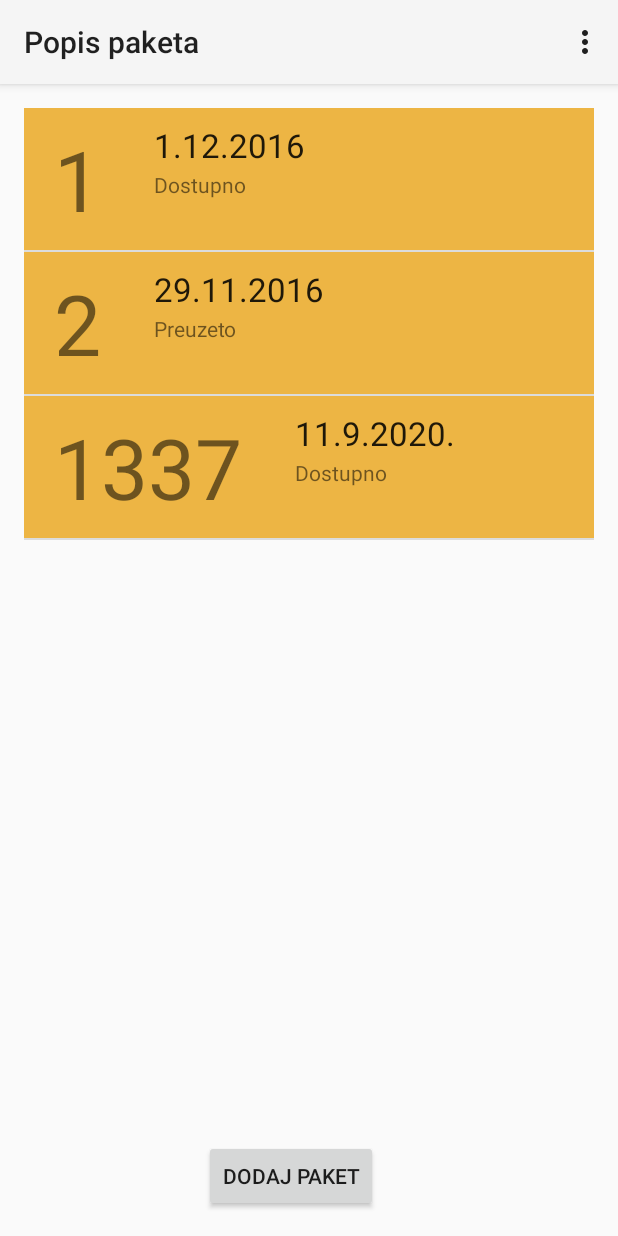
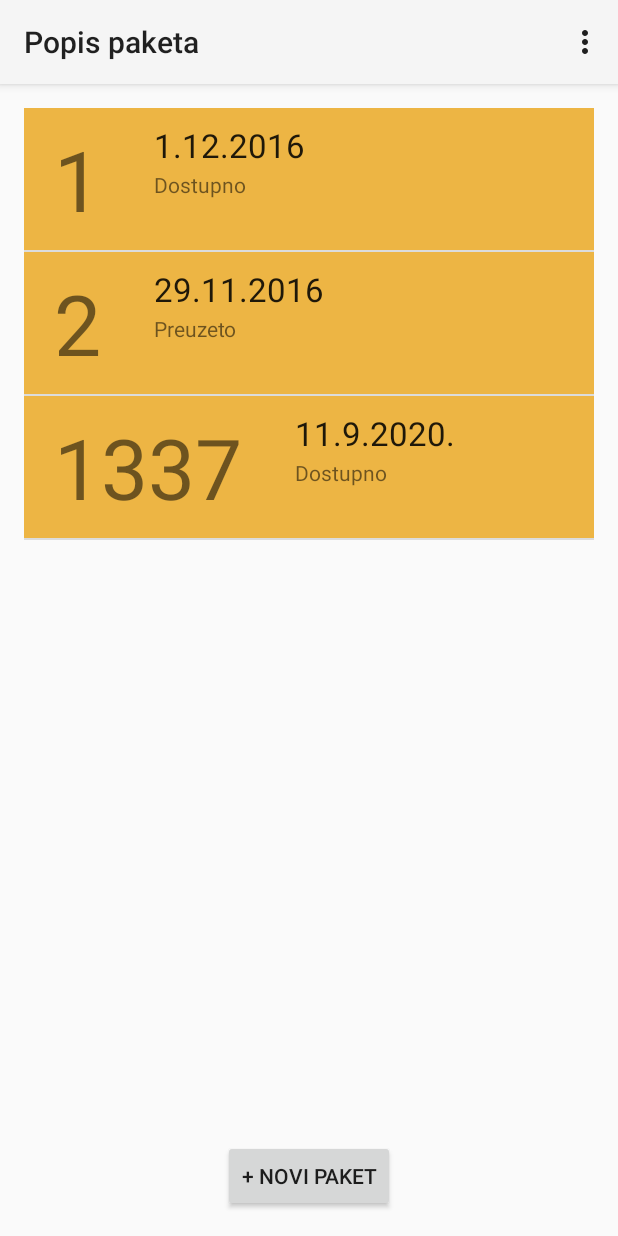
Before and after one commit to valkrhlan/FoodDonor, an Android app: the DonorPopisPaketa screen opened directly, with no data from a screen before it, on a phone screen of 412 x 824 dp. Run offline under Robolectric (Android 15) with nearby library versions, the phone set to English and light mode, and no system bars; our stand-ins replace ButterKnife.

Commit message:
[REVIZIJA  v1.0] Promjenjenja struktura fragmenta DonorPopisPaketa. Maknut je gumb koji bi trebao otvarati fragment DonorNoviPaket sa activity-a. Adapter sada puni hardkodiran element ListView unutar XML-a fragmenta, budući da fragment DonorPopisPaketa više nije "ListFragment".

```diff
--- a/FoodDonor/app/src/main/java/com/coky/app/MainActivity.java
+++ b/FoodDonor/app/src/main/java/com/coky/app/MainActivity.java
@@ -111,6 +111,7 @@ public class MainActivity extends AppCompatActivity implements WsDataLoadedListe
             SharedPreferences prefs = PreferenceManager.getDefaultSharedPreferences(getApplicationContext());
             SharedPreferences.Editor editor = prefs.edit();
             editor.putInt("tipKorisnika", tip);
+            editor.putString("emailKorisnika", editEmail.getText().toString());
             editor.apply();
             Intent intent = new Intent(MainActivity.this, PopisPaketa.class);
             startActivity(intent);
--- a/FoodDonor/app/src/main/java/com/coky/app/PopisPaketa.java
+++ b/FoodDonor/app/src/main/java/com/coky/app/PopisPaketa.java
@@ -33,8 +33,8 @@ public class PopisPaketa extends AppCompatActivity {
     FragmentTransaction fragmentTransaction1, fragmentTransaction2, fragmentTransaction3;
     Fragment popisPaketa, noviPaket;
 
-    @BindView(R.id.btnNoviPaket)
-    Button buttonNoviPaket;
+   /* @BindView(R.id.btnNoviPaket)
+    Button buttonNoviPaket;*/
 
 
     @Override
@@ -55,7 +55,7 @@ public class PopisPaketa extends AppCompatActivity {
     }
 
 
-    @OnClick(R.id.btnNoviPaket)
+    /*@OnClick(R.id.btnNoviPaket)
     public void btnNoviPaketClick(View view){
         buttonNoviPaket.setVisibility(view.GONE);
         noviPaket = fragmentManager.findFragmentByTag("noviPaket");
@@ -66,7 +66,7 @@ public class PopisPaketa extends AppCompatActivity {
         fragmentTransaction2.replace(R.id.activity_popis_paketa, noviPaket, "noviPaket");
         fragmentTransaction2.commit();
 
-    }
+    }*/
 
     @Override
     public boolean onCreateOptionsMenu(Menu menu) {
@@ -103,7 +103,7 @@ public class PopisPaketa extends AppCompatActivity {
     }
 
   public void postaviVidljivost(){
-      buttonNoviPaket.setVisibility(findViewById(R.id.btnNoviPaket).VISIBLE);
+     // buttonNoviPaket.setVisibility(findViewById(R.id.btnNoviPaket).VISIBLE);
   }
 
 }
--- a/FoodDonor/app/src/main/java/com/coky/app/fragments/DonorNoviPaket.java
+++ b/FoodDonor/app/src/main/java/com/coky/app/fragments/DonorNoviPaket.java
@@ -75,14 +75,15 @@ public class DonorNoviPaket extends Fragment implements  WsDataLoadedListener{
         btnNatragNoviPaket.setOnClickListener(new View.OnClickListener() {
             @Override
             public void onClick(View view) {
-                popisPaketa = getActivity().getSupportFragmentManager().findFragmentByTag("popisPaketa");
+               /* popisPaketa = getActivity().getSupportFragmentManager().findFragmentByTag("popisPaketa");
                 if(popisPaketa == null){
                     popisPaketa = new DonorPopisPaketa();
                 }
                 ((PopisPaketa)getActivity()).postaviVidljivost();
                 fragmentTransaction = getActivity().getSupportFragmentManager().beginTransaction();
                 fragmentTransaction.replace(R.id.activity_popis_paketa, popisPaketa,"popisPaketa");
-                fragmentTransaction.commit();
+                fragmentTransaction.commit();*/
+                getActivity().onBackPressed();
               //------- Neuspjeli pokušaju handlanja s fragmentom. Bum ostavil valjda bude kaj trebalo da dalje
                 //fragmentTransaction = getActivity().getSupportFragmentManager().beginTransaction();
                 //fragmentTransaction.remove(getActivity().getSupportFragmentManager().findFragmentByTag("noviPaket"));
--- a/FoodDonor/app/src/main/java/com/coky/app/fragments/DonorPopisPaketa.java
+++ b/FoodDonor/app/src/main/java/com/coky/app/fragments/DonorPopisPaketa.java
@@ -1,12 +1,17 @@
 package com.coky.app.fragments;
 
 
+import android.app.Activity;
 import android.os.Bundle;
 import android.support.v4.app.Fragment;
+import android.support.v4.app.FragmentManager;
+import android.support.v4.app.FragmentTransaction;
 import android.support.v4.app.ListFragment;
 import android.view.LayoutInflater;
 import android.view.View;
 import android.view.ViewGroup;
+import android.widget.Button;
+import android.widget.ListView;
 
 import com.coky.app.R;
 import com.coky.app.adapters.PaketAdapter;
@@ -14,38 +19,73 @@ import com.coky.core.entities.Paket;
 
 import java.util.ArrayList;
 
+import butterknife.BindView;
+import butterknife.ButterKnife;
+import butterknife.OnClick;
+
 /**
  * A simple {@link Fragment} subclass.
  */
-public class DonorPopisPaketa extends ListFragment {
-    //-----Ovo neznam jel uopće potrebno, budući da bi moglo stvarati problema, zakomentiral sam
-    /*public DonorPopisPaketa() {
+public class DonorPopisPaketa extends Fragment {
+
+    View fragmentView;
+    ListView listView;
+
+    @BindView(R.id.btnNoviPaket2)
+    Button btnNoviPaket;
+
+    ArrayList<Paket> paketi;
+    PaketAdapter paketAdapter;
+
+    FragmentManager fragmentManager;
+
+    @Override
+    public View onCreateView(LayoutInflater inflater, ViewGroup container, Bundle savedInstanceState) {
+        fragmentView = inflater.inflate(R.layout.fragment_donor_popis_paketa, container, false);
+        listView = (ListView) fragmentView.findViewById(R.id.popisPaketa);
+        btnNoviPaket = (Button) fragmentView.findViewById(R.id.btnNoviPaket2);
+        ButterKnife.bind(this, fragmentView);
+        fragmentManager = getActivity().getSupportFragmentManager();
+        return fragmentView;
     }
 
     @Override
-    public View onCreateView(LayoutInflater inflater, ViewGroup container,
-                             Bundle savedInstanceState) {
-        return inflater.inflate(R.layout.fragment_donor_popis_paketa, container, false);
-    }*/
-
-    private ArrayList<Paket> paketi;
-    private PaketAdapter paketAdapter;
-
-    @Override
-    public void onActivityCreated(Bundle savedInstanceState){
-        super.onActivityCreated(savedInstanceState);
-        paketi = new ArrayList<Paket>();
-        Paket paket1 = new Paket(1,"1.12.2016","Dostupno");
-        Paket paket2 = new Paket(2,"29.11.2016","Preuzeto");
-        Paket paket3 = new Paket(1337, "11.9.2020.", "Dostupno");
-        paketi.add(paket1);
-        paketi.add(paket2);
-        paketi.add(paket3);
-        paketAdapter = new PaketAdapter(getActivity(), paketi);
-        setListAdapter(paketAdapter);
-        registerForContextMenu(getListView());
+    public void onStart(){
+        super.onStart();
+        setPaketAdapter();
     }
 
+    private void mockPaketi(){
+        addPaketToArray(new Paket(1,"1.12.2016","Dostupno"));
+        addPaketToArray(new Paket(2,"29.11.2016","Preuzeto"));
+        addPaketToArray(new Paket(1337, "11.9.2020.", "Dostupno"));
+    }
 
+    private void addPaketToArray(Paket paket){
+        if(paketi == null){
+            paketi = new ArrayList<Paket>();
+        }
+        paketi.add(paket);
+    }
+
+    private void setPaketAdapter(){
+        if(paketAdapter != null){
+            paketAdapter.clear();
+        }
+        //----------------- MOCK DATA --------------------------
+        mockPaketi();
+        //------------------------------------------------------
+        paketAdapter = new PaketAdapter(getActivity(), paketi);
+        listView.setAdapter(paketAdapter);
+    }
+
+    @OnClick(R.id.btnNoviPaket2)
+    public void btnNoviPaketClick(View view){
+        Fragment noviPaket = new DonorNoviPaket();
+        FragmentTransaction transaction = fragmentManager.beginTransaction();
+        transaction.replace(R.id.activity_popis_paketa, noviPaket);
+        transaction.addToBackStack(null);
+        transaction.commit();
+    }
 
 }
--- a/FoodDonor/app/src/main/res/layout/activity_popis_paketa.xml
+++ b/FoodDonor/app/src/main/res/layout/activity_popis_paketa.xml
@@ -11,12 +11,12 @@
     tools:context="com.coky.app.PopisPaketa">
 
 
-    <Button
+    <!--<Button
         android:text="Dodaj paket"
         android:layout_width="wrap_content"
         android:layout_height="wrap_content"
         android:layout_marginStart="120dp"
         android:id="@+id/btnNoviPaket"
         android:layout_alignParentBottom="true"
-        android:layout_alignParentStart="true" />
+        android:layout_alignParentStart="true" /> -->
 </RelativeLayout>
--- a/FoodDonor/app/src/main/res/layout/fragment_donor_popis_paketa.xml
+++ b/FoodDonor/app/src/main/res/layout/fragment_donor_popis_paketa.xml
@@ -1,16 +1,26 @@
 <?xml version="1.0" encoding="utf-8"?>
-<LinearLayout xmlns:android="http://schemas.android.com/apk/res/android"
+<RelativeLayout xmlns:android="http://schemas.android.com/apk/res/android"
     xmlns:tools="http://schemas.android.com/tools"
     android:layout_width="match_parent"
     android:layout_height="match_parent"
-    android:id="@+id/fragment_donor_novi_paket"
-    tools:context="com.coky.app.fragments.DonorPopisPaketa"
-    android:orientation="horizontal">
+    android:id="@+id/fragmentPopisPaketa"
+    tools:context="com.coky.app.fragments.DonorPopisPaketa">
 
-    <!-- TODO: Update blank fragment layout -->
-    <!--<TextView
-        android:layout_width="match_parent"
-        android:layout_height="match_parent"
-        android:text="popis paketa" /> -->
+    <ListView
+        android:layout_width="wrap_content"
+        android:layout_height="wrap_content"
+        android:id="@+id/popisPaketa"
+        android:layout_alignParentTop="true"
+        android:layout_above="@+id/btnNoviPaket2">
 
-</LinearLayout>
+    </ListView>
+
+    <Button
+        android:layout_width="wrap_content"
+        android:layout_height="wrap_content"
+        android:text="+ Novi paket"
+        android:id="@+id/btnNoviPaket2"
+        android:layout_alignParentBottom="true"
+        android:layout_centerInParent="true" />
+
+</RelativeLayout>
```
